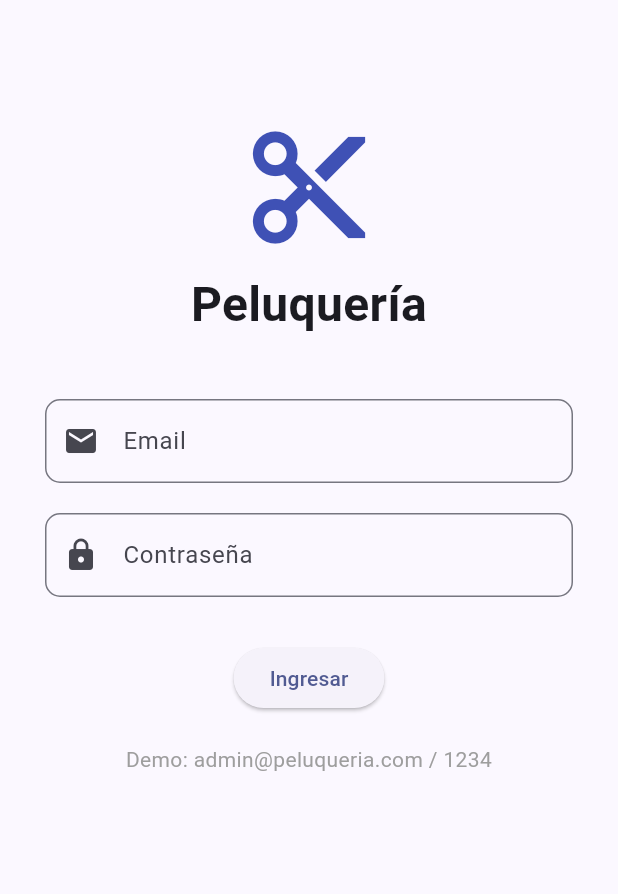
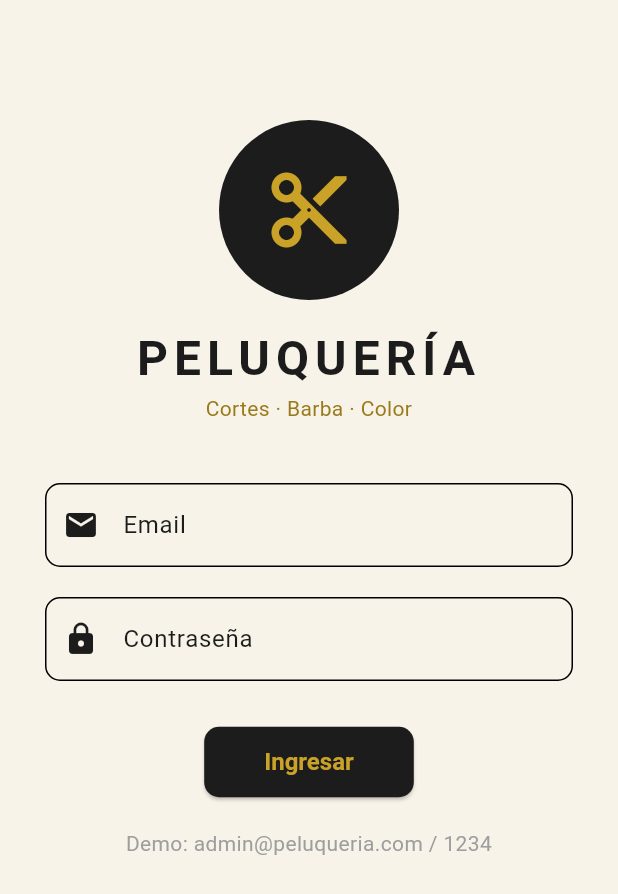
Before and after one commit to HuertaEnzoAriel/Turnos-Peluqueria, a Flutter app: the screen it shows after launch, on a phone screen of 412 x 824 dp. Shown: the top 894 px of the screen. Run offline on Flutter 3.47's test engine with Material 3 defaults, Android fonts, the phone set to English and light mode, and no system bars; our stand-ins replace flutter_svg.

Commit message:
arreglo de ruteo

```diff
--- a/lib/main.dart
+++ b/lib/main.dart
@@ -1,4 +1,20 @@
 import 'package:flutter/material.dart';
-import 'src/app.dart';
+import 'src/app_theme.dart';
+import 'src/pages/routes/routes.dart';
 
-void main() => runApp(MyApp());
+void main() => runApp(const MyApp());
+
+class MyApp extends StatelessWidget {
+  const MyApp({super.key});
+
+  @override
+  Widget build(BuildContext context) {
+    return MaterialApp(
+      debugShowCheckedModeBanner: false,
+      title: 'Peluquería',
+      theme: appTheme,
+      initialRoute: '/',
+      routes: getAplicationRoutes(),
+    );
+  }
+}
--- a/lib/src/app.dart
+++ /dev/null
@@ -1,19 +0,0 @@
-import 'package:flutter/material.dart';
-import 'pages/login_page.dart';
-import 'pages/main_page.dart';
-
-class MyApp extends StatelessWidget {
-  @override
-  Widget build(BuildContext context) {
-    return MaterialApp(
-      debugShowCheckedModeBanner: false,
-      title: 'Peluquería',
-      theme: ThemeData(colorSchemeSeed: Colors.indigo),
-      initialRoute: 'login',
-      routes: {
-        'login': (context) => LoginPage(),
-        'home': (context) => MainPage(),
-      },
-    );
-  }
-}
--- /dev/null
+++ b/lib/src/app_theme.dart
@@ -0,0 +1,72 @@
+import 'package:flutter/material.dart';
+
+// Paleta estilo barbería clásica
+class AppColores {
+  static const Color negro = Color(0xFF1C1C1C);
+  static const Color dorado = Color(0xFFC9A227);        // sobre fondos oscuros
+  static const Color doradoOscuro = Color(0xFF9A7B1C);  // sobre fondos claros
+  static const Color crema = Color(0xFFF8F3E9);
+  static const Color bordo = Color(0xFF8B1E2D);
+}
+
+final ThemeData appTheme = ThemeData(
+  colorScheme: ColorScheme.light(
+    primary: AppColores.doradoOscuro,
+    onPrimary: Colors.white,
+    secondary: AppColores.negro,
+    onSecondary: AppColores.dorado,
+    surface: AppColores.crema,
+    onSurface: AppColores.negro,
+    error: AppColores.bordo,
+  ),
+  scaffoldBackgroundColor: AppColores.crema,
+
+  appBarTheme: AppBarTheme(
+    backgroundColor: AppColores.negro,
+    foregroundColor: AppColores.dorado,
+    titleTextStyle: TextStyle(
+      color: AppColores.dorado,
+      fontSize: 22,
+      fontWeight: FontWeight.bold,
+      letterSpacing: 2,
+    ),
+  ),
+
+  bottomNavigationBarTheme: BottomNavigationBarThemeData(
+    backgroundColor: AppColores.negro,
+    selectedItemColor: AppColores.dorado,
+    unselectedItemColor: Colors.grey,
+  ),
+
+  elevatedButtonTheme: ElevatedButtonThemeData(
+    style: ElevatedButton.styleFrom(
+      backgroundColor: AppColores.negro,
+      foregroundColor: AppColores.dorado,
+      padding: EdgeInsets.symmetric(horizontal: 40, vertical: 14),
+      shape: RoundedRectangleBorder(borderRadius: BorderRadius.circular(10)),
+      textStyle: TextStyle(fontSize: 16, fontWeight: FontWeight.bold),
+    ),
+  ),
+
+  textButtonTheme: TextButtonThemeData(
+    style: TextButton.styleFrom(foregroundColor: AppColores.doradoOscuro),
+  ),
+
+  cardTheme: CardThemeData(
+    color: Colors.white,
+    elevation: 2,
+    shape: RoundedRectangleBorder(
+      borderRadius: BorderRadius.circular(12),
+      side: BorderSide(color: AppColores.dorado, width: 0.5),
+    ),
+  ),
+
+  dialogTheme: DialogThemeData(
+    backgroundColor: AppColores.crema,
+    titleTextStyle: TextStyle(
+      color: AppColores.negro,
+      fontSize: 20,
+      fontWeight: FontWeight.bold,
+    ),
+  ),
+);
--- a/lib/src/pages/login_page.dart
+++ b/lib/src/pages/login_page.dart
@@ -1,4 +1,5 @@
 import 'package:flutter/material.dart';
+import '../app_theme.dart';
 
 class LoginPage extends StatefulWidget {
   const LoginPage({super.key});
@@ -47,12 +48,28 @@ class _LoginPageState extends State<LoginPage> {
       body: ListView(
         padding: EdgeInsets.symmetric(horizontal: 30, vertical: 80),
         children: [
-          Icon(Icons.content_cut, size: 90, color: Colors.indigo),
-          SizedBox(height: 10),
+          Center(
+            child: CircleAvatar(
+              radius: 60,
+              backgroundColor: AppColores.negro,
+              child: Icon(Icons.content_cut, size: 60, color: AppColores.dorado),
+            ),
+          ),
+          SizedBox(height: 16),
           Text(
-            'Peluquería',
+            'PELUQUERÍA',
             textAlign: TextAlign.center,
-            style: TextStyle(fontSize: 32, fontWeight: FontWeight.bold),
+            style: TextStyle(
+              fontSize: 32,
+              fontWeight: FontWeight.bold,
+              letterSpacing: 4,
+              color: AppColores.negro,
+            ),
+          ),
+          Text(
+            'Cortes · Barba · Color',
+            textAlign: TextAlign.center,
+            style: TextStyle(fontSize: 14, color: AppColores.doradoOscuro),
           ),
           SizedBox(height: 40),
           TextField(
--- /dev/null
+++ b/lib/src/pages/routes/routes.dart
@@ -0,0 +1,10 @@
+import 'package:flutter/material.dart';
+import '../login_page.dart';
+import '../main_page.dart';
+
+Map<String, WidgetBuilder> getAplicationRoutes() {
+  return {
+    '/': (context) => const LoginPage(),
+    'home': (context) => const MainPage(),
+  };
+}
```
Also changed, not shown: lib/src/pages/main_page.dart (+5 -7 lines), lib/src/pages/servicios_tab.dart (+15 -4 lines), lib/src/pages/turnos_tab.dart (+6 -2 lines).
